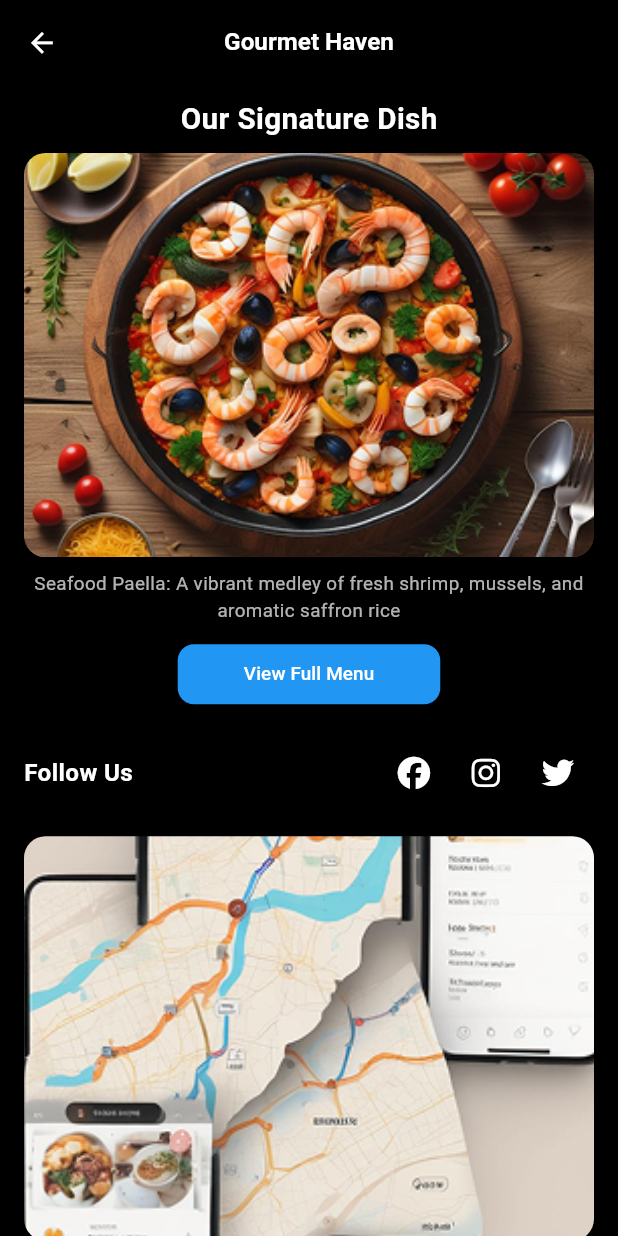
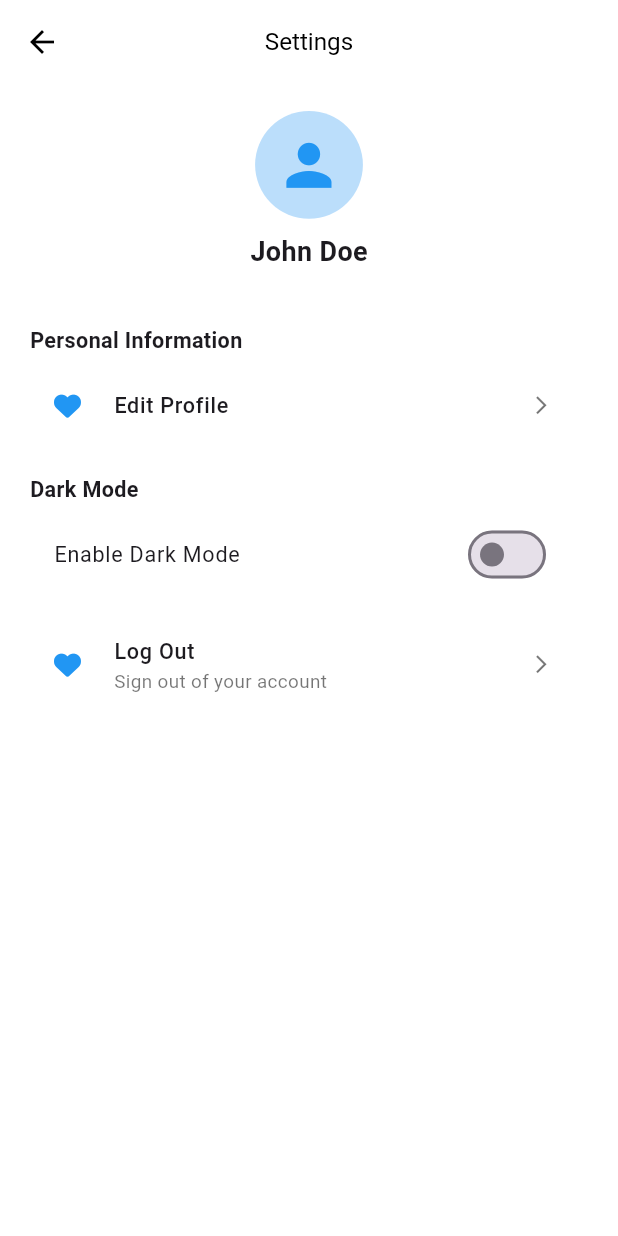
Before and after one commit to Momen-Yosri/yalla-dahab, a Flutter app: the screen it shows after launch, on a phone screen of 412 x 824 dp. Run offline on Flutter 3.47's test engine with Material 3 defaults, Android fonts, the phone set to English and light mode, and no system bars; our stand-ins replace flutter_screenutil, flutter_svg, font_awesome_flutter; project files that could hold a hidden picture were left out.

Commit message:
Add SettingsScreen with UI for user settings and update initial route in main.dart

```diff
--- a/lib/main.dart
+++ b/lib/main.dart
@@ -9,6 +9,7 @@ import 'package:yalla_dahab/views/settings/edit_profile_screen.dart';
 import 'views/authentication/login/login_screen.dart';
 import 'views/hotels/all_hotels.dart';
 import 'views/restaurant/resturtrant_deitals.dart';
+import 'views/settings/settings_screen.dart';
 import 'views/trips/trip_screen.dart';
 
 void main() {
@@ -27,7 +28,7 @@ class MyApp extends StatelessWidget {
       builder: (_ , child) {
         return  MaterialApp(
           debugShowCheckedModeBanner: false,
-      initialRoute:RestaurantDetailScreen.routeName,
+      initialRoute:SettingsScreen.routeName,
       routes: {
         RegisterScreen.routeName: (context) => const RegisterScreen(),
         LoginScreenView.routeName: (context) => const LoginScreenView(),
@@ -38,6 +39,7 @@ class MyApp extends StatelessWidget {
         HospitalProfileScreen.routeName: (context) =>  HospitalProfileScreen(),
         TripDetailsScreen.routeName: (context) =>  TripDetailsScreen(),
         RestaurantDetailScreen.routeName: (context) =>  RestaurantDetailScreen(),
+        SettingsScreen.routeName: (context) => SettingsScreen(),
       },
       theme: ThemeData(
         scaffoldBackgroundColor: Colors.white,
--- a/lib/views/settings/settings_screen.dart
+++ b/lib/views/settings/settings_screen.dart
@@ -0,0 +1,118 @@
+import 'package:flutter/material.dart';
+import 'package:flutter_screenutil/flutter_screenutil.dart';
+import 'package:font_awesome_flutter/font_awesome_flutter.dart';
+
+
+class SettingsScreen extends StatefulWidget {
+  static const String routeName = 'settings';
+  const SettingsScreen({super.key}) ;
+  @override
+  _SettingsScreenState createState() => _SettingsScreenState();
+}
+
+class _SettingsScreenState extends State<SettingsScreen> {
+  bool isDarkMode = false;
+
+  @override
+  Widget build(BuildContext context) {
+    return Scaffold(
+      backgroundColor: Colors.white,
+      appBar: AppBar(
+        backgroundColor: Colors.white,
+        elevation: 0,
+        leading: IconButton(
+          icon: Icon(Icons.arrow_back, color: Colors.black),
+          onPressed: () => Navigator.pop(context),
+        ),
+        title: Text("Settings", style: TextStyle(color: Colors.black, fontSize: 18.sp)),
+        centerTitle: true,
+      ),
+      body: Padding(
+        padding: EdgeInsets.symmetric(horizontal: 20.w),
+        child: Column(
+          children: [
+            SizedBox(height: 20.h),
+
+            // Profile Avatar
+            Center(
+              child: Column(
+                children: [
+                  CircleAvatar(
+                    radius: 40.r,
+                    backgroundColor: Colors.blue[100],
+                    child: Icon(Icons.person, size: 50.sp, color: Colors.blue),
+                  ),
+                  SizedBox(height: 10.h),
+                  Text("John Doe", style: TextStyle(fontSize: 20.sp, fontWeight: FontWeight.bold)),
+                ],
+              ),
+            ),
+
+            SizedBox(height: 30.h),
+
+            // Personal Information Section
+            sectionTitle("Personal Information"),
+            settingsTile(
+              icon: FontAwesomeIcons.solidHeart,
+              title: "Edit Profile",
+              onTap: () {},
+            ),
+
+            SizedBox(height: 10.h),
+
+            // Dark Mode Section
+            sectionTitle("Dark Mode"),
+            darkModeToggle(),
+
+            SizedBox(height: 10.h),
+
+            // Logout Section
+            settingsTile(
+              icon: FontAwesomeIcons.solidHeart,
+              title: "Log Out",
+              subtitle: "Sign out of your account",
+              onTap: () {},
+            ),
+          ],
+        ),
+      ),
+    );
+  }
+
+  // Section Title Widget
+  Widget sectionTitle(String title) {
+    return Padding(
+      padding: EdgeInsets.only(top: 10.h, bottom: 5.h),
+      child: Align(
+        alignment: Alignment.centerLeft,
+        child: Text(title, style: TextStyle(fontSize: 16.sp, fontWeight: FontWeight.bold)),
+      ),
+    );
+  }
+
+  // Settings Tile Widget
+  Widget settingsTile({required IconData icon, required String title, String? subtitle, required VoidCallback onTap}) {
+    return ListTile(
+      leading: Icon(icon, color: Colors.blue, size: 20.sp),
+      title: Text(title, style: TextStyle(fontSize: 16.sp, fontWeight: FontWeight.w500)),
+      subtitle: subtitle != null ? Text(subtitle, style: TextStyle(fontSize: 14.sp, color: Colors.black54)) : null,
+      trailing: Icon(Icons.arrow_forward_ios, size: 16.sp, color: Colors.black54),
+      onTap: onTap,
+    );
+  }
+
+  // Dark Mode Toggle
+  Widget darkModeToggle() {
+    return ListTile(
+      title: Text("Enable Dark Mode", style: TextStyle(fontSize: 16.sp)),
+      trailing: Switch(
+        value: isDarkMode,
+        onChanged: (value) {
+          setState(() {
+            isDarkMode = value;
+          });
+        },
+      ),
+    );
+  }
+}
```
